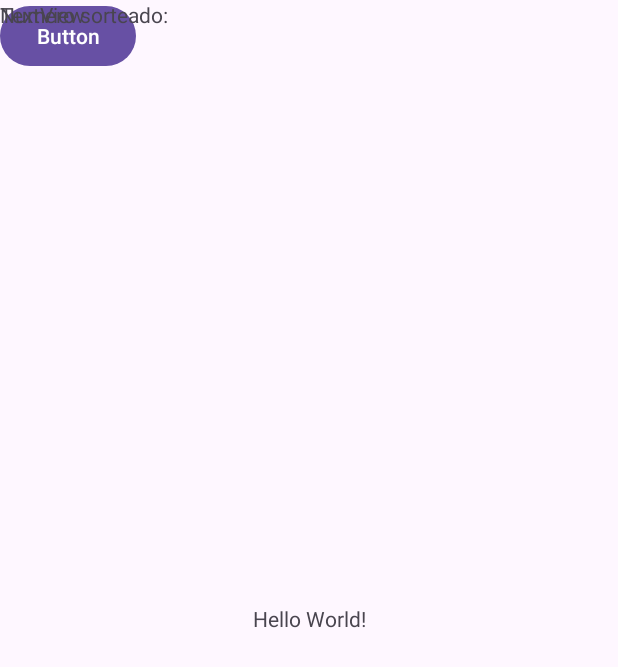
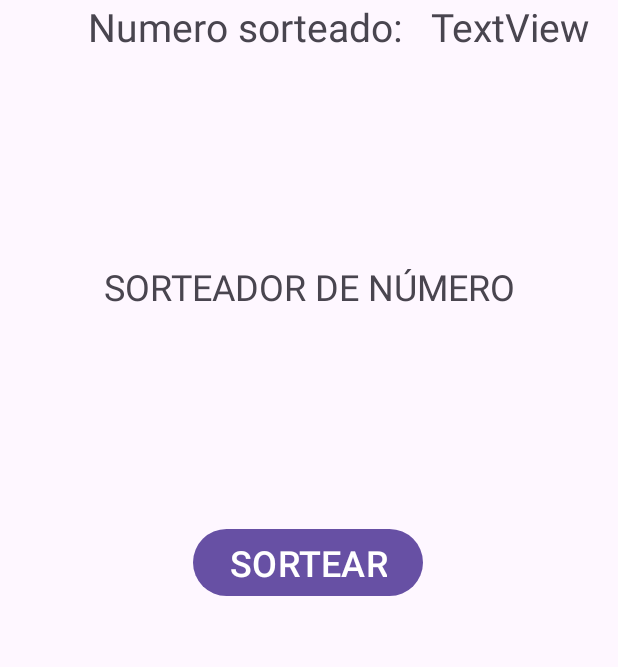
Before and after one commit to gabrel-dias/AndroidStudio, an Android app: the screen it shows after launch (MainActivity), on a phone screen of 412 x 824 dp. Shown: the top 667 px of the screen. Run offline under Robolectric (Android 15) with nearby library versions, the phone set to English and light mode, and no system bars.

Commit message:
lógica talvez concluída

```diff
--- a/SorteandoNumero/app/src/main/java/com/example/sorteandonumero/MainActivity.java
+++ b/SorteandoNumero/app/src/main/java/com/example/sorteandonumero/MainActivity.java
@@ -2,6 +2,7 @@ package com.example.sorteandonumero;
 
 import android.os.Bundle;
 import android.view.View;
+import android.widget.TextView;
 
 import androidx.activity.EdgeToEdge;
 import androidx.appcompat.app.AppCompatActivity;
@@ -24,9 +25,11 @@ public class MainActivity extends AppCompatActivity {
             return insets;
         });
     }
-    public static void sortearNumero(View view){
+    public void sortearNumero(View view){
         Random aleatorio = new Random();
         int numeroAleatorio = aleatorio.nextInt(10);
+        TextView numero = findViewById(R.id.txtNumeroSorteado);
+        numero.setText(numeroAleatorio);
 
     }
 }
--- a/SorteandoNumero/app/src/main/res/layout/activity_main.xml
+++ b/SorteandoNumero/app/src/main/res/layout/activity_main.xml
@@ -8,28 +8,40 @@
     tools:context=".MainActivity">
 
     <TextView
+        android:id="@+id/txtPrograma"
         android:layout_width="wrap_content"
         android:layout_height="wrap_content"
-        android:text="Hello World!"
+        android:text="SORTEADOR DE NÚMERO"
+        android:textSize="24sp"
         app:layout_constraintBottom_toBottomOf="parent"
         app:layout_constraintEnd_toEndOf="parent"
         app:layout_constraintStart_toStartOf="parent"
-        app:layout_constraintTop_toTopOf="parent" />
+        app:layout_constraintTop_toTopOf="parent"
+        app:layout_constraintVertical_bias="0.221" />
 
     <Button
         android:id="@+id/botaoSortearNumero"
         android:layout_width="wrap_content"
         android:layout_height="wrap_content"
-        android:text="Button"
-        tools:layout_editor_absoluteX="159dp"
-        tools:layout_editor_absoluteY="413dp" />
+        android:text="SORTEAR"
+        android:textSize="24sp"
+        app:layout_constraintBottom_toBottomOf="parent"
+        app:layout_constraintEnd_toEndOf="parent"
+        app:layout_constraintHorizontal_bias="0.498"
+        app:layout_constraintStart_toStartOf="parent"
+        app:layout_constraintTop_toTopOf="parent"
+        app:layout_constraintVertical_bias="0.452" />
 
     <TextView
         android:id="@+id/txtQualNumero"
         android:layout_width="wrap_content"
         android:layout_height="wrap_content"
+        android:layout_marginStart="40dp"
         android:text="Numero sorteado:"
-        tools:layout_editor_absoluteX="85dp"
+        android:textSize="26sp"
+        app:layout_constraintEnd_toStartOf="@+id/txtNumeroSorteado"
+        app:layout_constraintHorizontal_bias="0.5"
+        app:layout_constraintStart_toStartOf="parent"
         tools:layout_editor_absoluteY="484dp" />
 
     <TextView
@@ -37,7 +49,10 @@
         android:layout_width="wrap_content"
         android:layout_height="wrap_content"
         android:text="TextView"
-        tools:layout_editor_absoluteX="208dp"
+        android:textSize="26sp"
+        app:layout_constraintEnd_toEndOf="parent"
+        app:layout_constraintHorizontal_bias="0.5"
+        app:layout_constraintStart_toEndOf="@+id/txtQualNumero"
         tools:layout_editor_absoluteY="484dp" />
 
 </androidx.constraintlayout.widget.ConstraintLayout>
```
